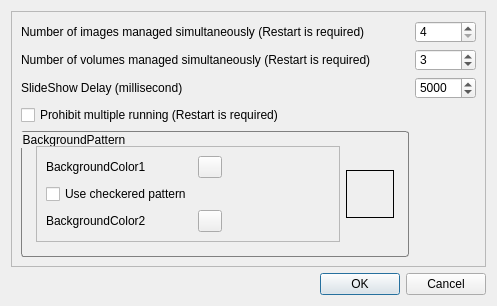
kanryu/quickviewer, file QuickViewer/src/optionsdialog.ui: the form before one commit.
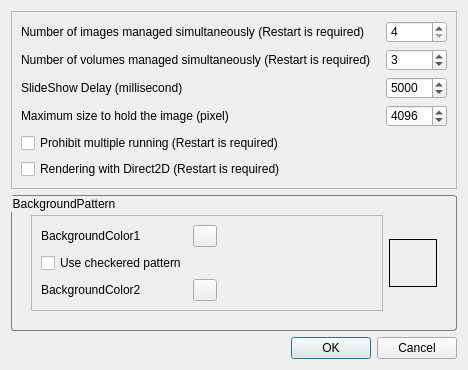
The form after the commit.

Commit message:
changing rendering method, support Direct2D, bugfixed
- Rendering with Windows GDI is standard on Windows, from this version
    - significant speed up
- support Direct2D rendering
- bugfixed: Reading of PNG was very slow

```diff
--- a/QuickViewer/src/optionsdialog.ui
+++ b/QuickViewer/src/optionsdialog.ui
@@ -6,8 +6,8 @@
    <rect>
     <x>0</x>
     <y>0</y>
-    <width>497</width>
-    <height>285</height>
+    <width>468</width>
+    <height>341</height>
    </rect>
   </property>
   <property name="windowTitle">
@@ -17,7 +17,7 @@
    <string notr="true">QGroupBox {
   border: 1px solid gray;
   border-radius: 3px;
-  padding: 5px;
+  padding: 10px;
 }
 </string>
   </property>
@@ -111,7 +111,7 @@
       <item row="2" column="1">
        <widget class="QSpinBox" name="spinSlideshow">
         <property name="toolTip">
-         <string>Increasing the value increases the display time of one image</string>
+         <string>Increasing the value increases the display time of per image</string>
         </property>
         <property name="minimum">
          <number>1000</number>
@@ -128,13 +128,55 @@
        </widget>
       </item>
       <item row="3" column="0">
+       <widget class="QLabel" name="label_5">
+        <property name="toolTip">
+         <string>Increasing the value will degrade performance. Approximately twice the value of your display is appropriate.</string>
+        </property>
+        <property name="text">
+         <string extracomment="Keeping a huge image as it is will degrade performance, so if it is larger than this value it automatically shrinks">Maximum size to hold the image (pixel)</string>
+        </property>
+       </widget>
+      </item>
+      <item row="3" column="1">
+       <widget class="QSpinBox" name="spinMaxTextureSize">
+        <property name="toolTip">
+         <string>Increasing the value will degrade performance. Approximately twice the value of your display is appropriate.</string>
+        </property>
+        <property name="minimum">
+         <number>1024</number>
+        </property>
+        <property name="maximum">
+         <number>20000</number>
+        </property>
+        <property name="singleStep">
+         <number>1</number>
+        </property>
+        <property name="value">
+         <number>4096</number>
+        </property>
+       </widget>
+      </item>
+      <item row="4" column="0">
        <widget class="QCheckBox" name="checkBoxProhibitMultipleRunning">
         <property name="text">
          <string>Prohibit multiple running (Restart is required)</string>
         </property>
        </widget>
       </item>
-      <item row="4" column="0">
+      <item row="5" column="0">
+       <widget class="QCheckBox" name="checkBoxUseDirect2D">
+        <property name="toolTip">
+         <string>In a high-resolution environment, it may not work properly unless it is Direct2D. Normally it may be off</string>
+        </property>
+        <property name="text">
+         <string extracomment="Normally it is drawing with Windows GDI, but switching to drawing by Direct2D. QPA is loaded at startup.">Rendering with Direct2D (Restart is required)</string>
+        </property>
+       </widget>
+      </item>
+     </layout>
+    </widget>
+   </item>
+   <item>
        <widget class="QGroupBox" name="groupBox">
         <property name="title">
          <string extracomment="Title of frame to change background color or pattern">BackgroundPattern</string>
@@ -237,9 +279,6 @@
            <property name="text">
             <string notr="true"/>
            </property>
-          </widget>
-         </item>
-        </layout>
        </widget>
       </item>
      </layout>
```
Lines whose indentation alone changed are shown as unchanged. The commit also changes 19 other files.
